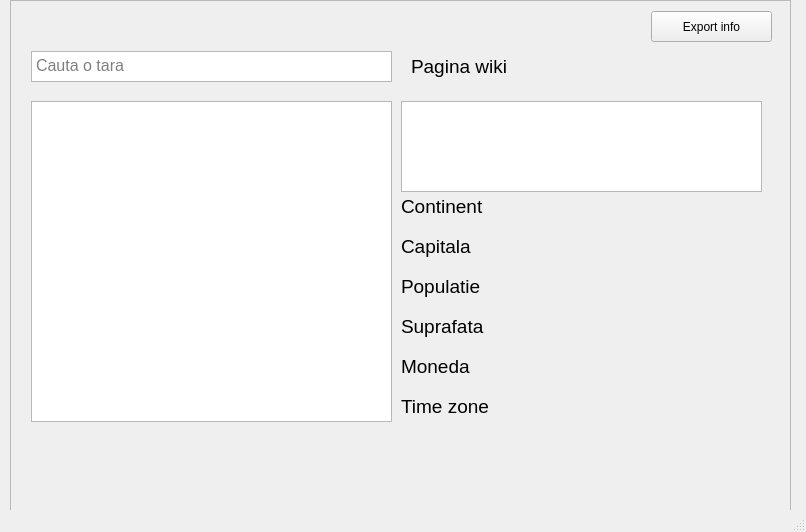
dcpiturlea/python_country_atlas_app, file test2.ui: the form before one commit.
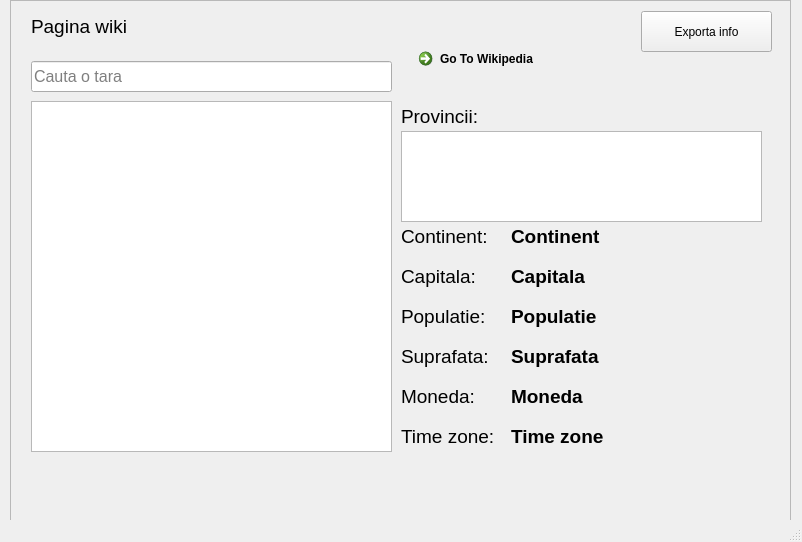
The form after the commit.

What changed in the file:
```diff
--- a/test2.ui
+++ b/test2.ui
@@ -6,8 +6,8 @@
    <rect>
     <x>0</x>
     <y>0</y>
-    <width>806</width>
-    <height>532</height>
+    <width>802</width>
+    <height>542</height>
    </rect>
   </property>
   <property name="windowTitle">
@@ -38,35 +38,17 @@
           <height>557</height>
          </rect>
         </property>
-        <widget class="QTextEdit" name="textEdit_search">
-         <property name="geometry">
-          <rect>
-           <x>20</x>
-           <y>50</y>
-           <width>361</width>
-           <height>31</height>
-          </rect>
-         </property>
-         <property name="font">
-          <font>
-           <pointsize>12</pointsize>
-          </font>
-         </property>
-         <property name="placeholderText">
-          <string>Cauta o tara</string>
-         </property>
-        </widget>
         <widget class="QPushButton" name="pushButton_export">
          <property name="geometry">
           <rect>
-           <x>640</x>
+           <x>630</x>
            <y>10</y>
-           <width>121</width>
-           <height>31</height>
+           <width>131</width>
+           <height>41</height>
           </rect>
          </property>
          <property name="text">
-          <string>Export info</string>
+          <string>Exporta info</string>
          </property>
         </widget>
         <widget class="QListWidget" name="QListWidget_countries">
@@ -75,22 +57,30 @@
            <x>20</x>
            <y>100</y>
            <width>361</width>
-           <height>321</height>
+           <height>351</height>
           </rect>
          </property>
+         <property name="font">
+          <font>
+           <weight>75</weight>
+           <bold>true</bold>
+          </font>
+         </property>
         </widget>
         <widget class="QLabel" name="label_capitala">
          <property name="geometry">
           <rect>
-           <x>390</x>
-           <y>230</y>
-           <width>361</width>
+           <x>500</x>
+           <y>260</y>
+           <width>251</width>
            <height>31</height>
           </rect>
          </property>
          <property name="font">
           <font>
            <pointsize>14</pointsize>
+           <weight>75</weight>
+           <bold>true</bold>
           </font>
          </property>
          <property name="text">
@@ -100,15 +90,17 @@
         <widget class="QLabel" name="label_populatia">
          <property name="geometry">
           <rect>
-           <x>390</x>
-           <y>270</y>
-           <width>361</width>
+           <x>500</x>
+           <y>300</y>
+           <width>251</width>
            <height>31</height>
           </rect>
          </property>
          <property name="font">
           <font>
            <pointsize>14</pointsize>
+           <weight>75</weight>
+           <bold>true</bold>
           </font>
          </property>
          <property name="text">
@@ -118,15 +110,17 @@
         <widget class="QLabel" name="label_continent">
          <property name="geometry">
           <rect>
-           <x>390</x>
-           <y>190</y>
-           <width>361</width>
+           <x>500</x>
+           <y>220</y>
+           <width>251</width>
            <height>31</height>
           </rect>
          </property>
          <property name="font">
           <font>
            <pointsize>14</pointsize>
+           <weight>75</weight>
+           <bold>true</bold>
           </font>
          </property>
          <property name="text">
@@ -136,15 +130,17 @@
         <widget class="QLabel" name="label_moneda">
          <property name="geometry">
           <rect>
-           <x>390</x>
-           <y>350</y>
-           <width>361</width>
+           <x>500</x>
+           <y>380</y>
+           <width>251</width>
            <height>31</height>
           </rect>
          </property>
          <property name="font">
           <font>
            <pointsize>14</pointsize>
+           <weight>75</weight>
+           <bold>true</bold>
           </font>
          </property>
          <property name="text">
@@ -154,15 +150,17 @@
         <widget class="QLabel" name="label_suprafata">
          <property name="geometry">
           <rect>
-           <x>390</x>
-           <y>310</y>
-           <width>361</width>
+           <x>500</x>
+           <y>340</y>
+           <width>251</width>
            <height>31</height>
           </rect>
          </property>
          <property name="font">
           <font>
            <pointsize>14</pointsize>
+           <weight>75</weight>
+           <bold>true</bold>
           </font>
          </property>
          <property name="text">
@@ -172,9 +170,9 @@
         <widget class="QLabel" name="label_wiki_page">
          <property name="geometry">
           <rect>
-           <x>400</x>
-           <y>50</y>
-           <width>361</width>
+           <x>20</x>
+           <y>10</y>
+           <width>101</width>
            <height>31</height>
           </rect>
          </property>
@@ -187,11 +185,11 @@
           <string>Pagina wiki</string>
          </property>
         </widget>
-        <widget class="QListWidget" name="label_judete">
+        <widget class="QListWidget" name="qListWidget_judete">
          <property name="geometry">
           <rect>
            <x>390</x>
-           <y>100</y>
+           <y>130</y>
            <width>361</width>
            <height>91</height>
           </rect>
@@ -200,21 +198,180 @@
         <widget class="QLabel" name="label_timezone">
          <property name="geometry">
           <rect>
-           <x>390</x>
-           <y>390</y>
-           <width>361</width>
+           <x>500</x>
+           <y>420</y>
+           <width>251</width>
            <height>31</height>
           </rect>
          </property>
          <property name="font">
           <font>
            <pointsize>14</pointsize>
+           <weight>75</weight>
+           <bold>true</bold>
           </font>
          </property>
          <property name="text">
           <string>Time zone</string>
          </property>
         </widget>
+        <widget class="QCommandLinkButton" name="commandLinkButton_wiki">
+         <property name="geometry">
+          <rect>
+           <x>400</x>
+           <y>40</y>
+           <width>185</width>
+           <height>41</height>
+          </rect>
+         </property>
+         <property name="text">
+          <string>Go To Wikipedia</string>
+         </property>
+        </widget>
+        <widget class="QLabel" name="label_continent_2">
+         <property name="geometry">
+          <rect>
+           <x>390</x>
+           <y>220</y>
+           <width>101</width>
+           <height>31</height>
+          </rect>
+         </property>
+         <property name="font">
+          <font>
+           <pointsize>14</pointsize>
+          </font>
+         </property>
+         <property name="text">
+          <string>Continent:</string>
+         </property>
+        </widget>
+        <widget class="QLabel" name="label_capitala_2">
+         <property name="geometry">
+          <rect>
+           <x>390</x>
+           <y>260</y>
+           <width>111</width>
+           <height>31</height>
+          </rect>
+         </property>
+         <property name="font">
+          <font>
+           <pointsize>14</pointsize>
+          </font>
+         </property>
+         <property name="text">
+          <string>Capitala:</string>
+         </property>
+        </widget>
+        <widget class="QLabel" name="label_populatia_2">
+         <property name="geometry">
+          <rect>
+           <x>390</x>
+           <y>300</y>
+           <width>101</width>
+           <height>31</height>
+          </rect>
+         </property>
+         <property name="font">
+          <font>
+           <pointsize>14</pointsize>
+          </font>
+         </property>
+         <property name="text">
+          <string>Populatie:</string>
+         </property>
+        </widget>
+        <widget class="QLabel" name="label_suprafata_2">
+         <property name="geometry">
+          <rect>
+           <x>390</x>
+           <y>340</y>
+           <width>111</width>
+           <height>31</height>
+          </rect>
+         </property>
+         <property name="font">
+          <font>
+           <pointsize>14</pointsize>
+          </font>
+         </property>
+         <property name="text">
+          <string>Suprafata:</string>
+         </property>
+        </widget>
+        <widget class="QLabel" name="label_moneda_2">
+         <property name="geometry">
+          <rect>
+           <x>390</x>
+           <y>380</y>
+           <width>101</width>
+           <height>31</height>
+          </rect>
+         </property>
+         <property name="font">
+          <font>
+           <pointsize>14</pointsize>
+          </font>
+         </property>
+         <property name="text">
+          <string>Moneda:</string>
+         </property>
+        </widget>
+        <widget class="QLabel" name="label_timezone_2">
+         <property name="geometry">
+          <rect>
+           <x>390</x>
+           <y>420</y>
+           <width>101</width>
+           <height>31</height>
+          </rect>
+         </property>
+         <property name="font">
+          <font>
+           <pointsize>14</pointsize>
+          </font>
+         </property>
+         <property name="text">
+          <string>Time zone:</string>
+         </property>
+        </widget>
+        <widget class="QLabel" name="label_judete">
+         <property name="geometry">
+          <rect>
+           <x>390</x>
+           <y>100</y>
+           <width>101</width>
+           <height>31</height>
+          </rect>
+         </property>
+         <property name="font">
+          <font>
+           <pointsize>14</pointsize>
+          </font>
+         </property>
+         <property name="text">
+          <string>Provincii:</string>
+         </property>
+        </widget>
+        <widget class="QLineEdit" name="textEdit_search">
+         <property name="geometry">
+          <rect>
+           <x>20</x>
+           <y>60</y>
+           <width>361</width>
+           <height>31</height>
+          </rect>
+         </property>
+         <property name="font">
+          <font>
+           <pointsize>12</pointsize>
+          </font>
+         </property>
+         <property name="placeholderText">
+          <string>Cauta o tara</string>
+         </property>
+        </widget>
        </widget>
       </widget>
      </item>
```
Left out of the diff: 4 changed lines with no effect on the pictures.
